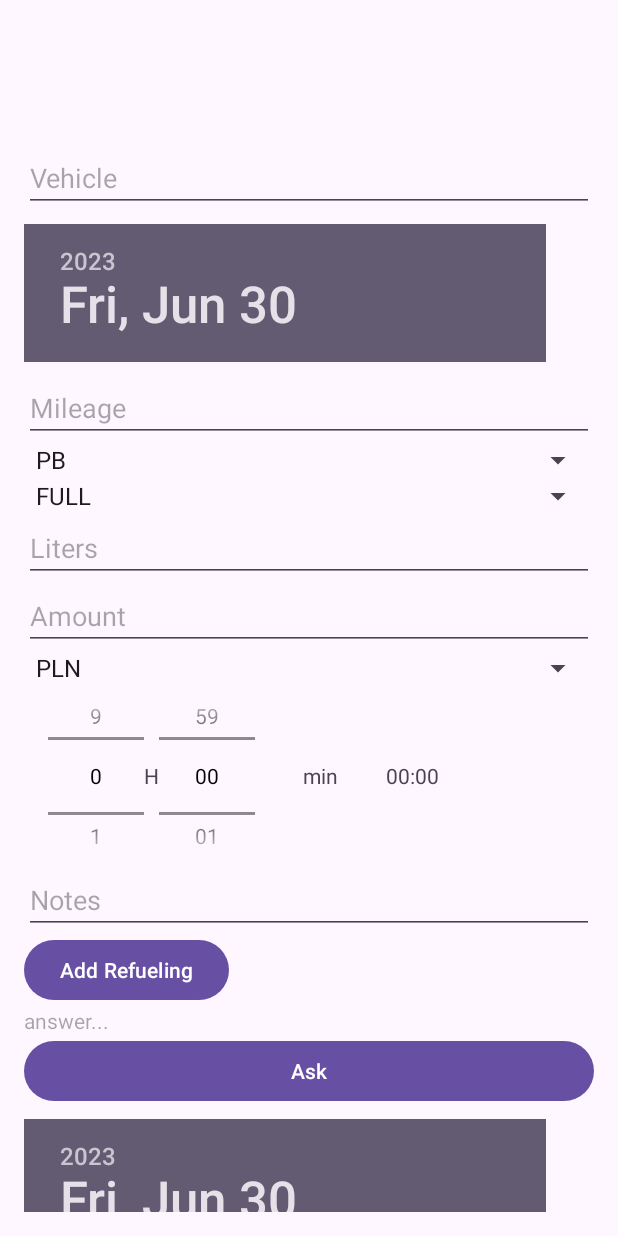
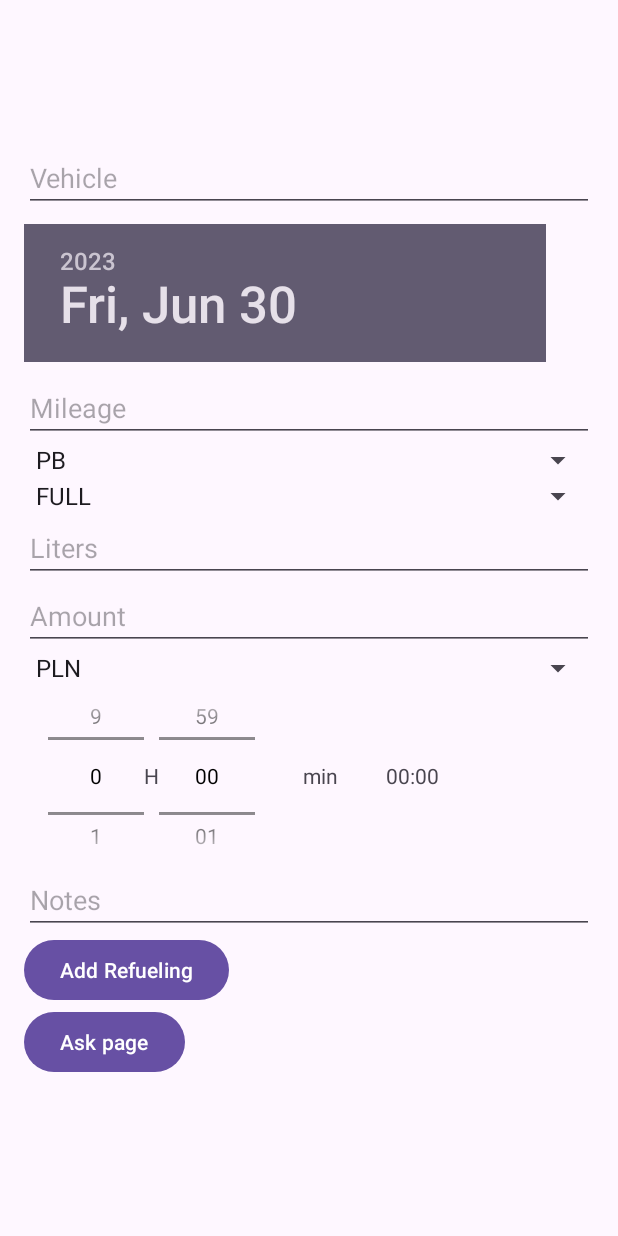
Before and after one commit to darekli/AS_FlexiFuel_Firebase_2023, an Android app: the screen it shows after launch (MainActivity), on a phone screen of 412 x 824 dp. Run offline under Robolectric (Android 15) with nearby library versions, the phone set to English and light mode, and no system bars; our stand-ins replace Firebase (no records; nobody signed in at launch, a user with empty details on screens opened directly).

Commit message:
Ask class and first question to database works.

```diff
--- a/app/src/main/AndroidManifest.xml
+++ b/app/src/main/AndroidManifest.xml
@@ -15,6 +15,9 @@
         android:theme="@style/Theme.AS_FlexiFuel_Firebase_2023"
         tools:targetApi="31">
         <activity
+            android:name=".adapter.Ask"
+            android:exported="false" />
+        <activity
             android:name=".MainActivity"
             android:exported="true">
             <intent-filter>
--- a/app/src/main/java/com/example/as_flexifuel_firebase_2023/MainActivity.java
+++ b/app/src/main/java/com/example/as_flexifuel_firebase_2023/MainActivity.java
@@ -2,13 +2,13 @@ package com.example.as_flexifuel_firebase_2023;
 
 import android.app.AlertDialog;
 import android.content.DialogInterface;
+import android.content.Intent;
 import android.os.Bundle;
 import android.text.InputFilter;
 import android.text.Spanned;
 import android.util.Log;
 import android.view.LayoutInflater;
 import android.view.View;
-import android.widget.AdapterView;
 import android.widget.ArrayAdapter;
 import android.widget.Button;
 import android.widget.DatePicker;
@@ -23,6 +23,7 @@ import androidx.appcompat.app.AppCompatActivity;
 import androidx.recyclerview.widget.LinearLayoutManager;
 import androidx.recyclerview.widget.RecyclerView;
 
+import com.example.as_flexifuel_firebase_2023.adapter.Ask;
 import com.google.android.gms.tasks.OnFailureListener;
 import com.google.android.gms.tasks.OnSuccessListener;
 import com.google.firebase.database.DataSnapshot;
@@ -38,29 +39,29 @@ import java.util.List;
 
 public class MainActivity extends AppCompatActivity {
 
-    private EditText vehicleEditText;
-    private DatePicker dateDatePicker;
-    private EditText mileageEditText;
+    public EditText vehicleEditText;
+    public DatePicker dateDatePicker;
+    public EditText mileageEditText;
 
-    private Spinner fuelTypeSpinner;
-    private Spinner fuelFPSpinner;
-    private EditText litersEditText;
-    private EditText amountEditText;
-    private Spinner currencySpinner;
-    private TextView timeWornTextView;
-    private EditText notesEditText;
+    public Spinner fuelTypeSpinner;
+    public Spinner fuelFPSpinner;
+    public EditText litersEditText;
+    public EditText amountEditText;
+    public Spinner currencySpinner;
+    public TextView timeWornTextView;
+    public EditText notesEditText;
 
-    private Button addButton;
+    public Button addButton;
 
-    private DatabaseReference refuelingsRef;
+    public DatabaseReference refuelingsRef;
     private List<Refueling> refuelingsList;
     private RefuelingAdapter refuelingAdapter;
 
-    private TextView tv_answer_01;
-    private Button buttonAsk;
-    private DatabaseReference databaseRef;
+//    private TextView tv_answer_01;
+   private Button buttonAsk, buttonAskPage;
+//    private DatabaseReference databaseRef;
 
-    private NumberPicker np_number_hours, np_number_minutes;
+    public NumberPicker np_number_hours, np_number_minutes;
 
     @Override
     protected void onCreate(Bundle savedInstanceState) {
@@ -68,35 +69,17 @@ public class MainActivity extends AppCompatActivity {
         setContentView(R.layout.activity_main);
 
 
-        tv_answer_01 = findViewById(R.id.tv_answer_01);
-        buttonAsk = findViewById(R.id.button_ask);
-        buttonAsk.setOnClickListener(new View.OnClickListener() {
+        /**
+         * PAGE ASK
+         */
+        buttonAskPage
+                = findViewById(R.id.button_ask_page);
+
+        buttonAskPage.setOnClickListener(new View.OnClickListener() {
             @Override
             public void onClick(View v) {
-                databaseRef = FirebaseDatabase.getInstance().getReference("refuelings");
-
-                Query query = databaseRef.orderByChild("date").equalTo("29/6/2023").limitToFirst(1);
-                query.addListenerForSingleValueEvent(new ValueEventListener() {
-                    @Override
-                    public void onDataChange(DataSnapshot dataSnapshot) {
-                        if (dataSnapshot.exists()) {
-                            for (DataSnapshot snapshot : dataSnapshot.getChildren()) {
-                                String kilometers = snapshot.child("mileage").getValue(String.class);
-                                tv_answer_01.setText(kilometers);
-                                break;  // Only retrieve the first result
-                            }
-                        } else {
-                            tv_answer_01.setText("No data found for the given date");
-                        }
-                    }
-
-                    @Override
-                    public void onCancelled(DatabaseError databaseError) {
-                        Log.e("Firebase", "Query canceled with error: " + databaseError.getMessage());
-                    }
-                });
+                startActivity(new Intent(MainActivity.this, Ask.class));
             }
-
         });
 
 
@@ -161,17 +144,17 @@ public class MainActivity extends AppCompatActivity {
         int minutes = np_number_minutes.getValue();
         int totalMinutes = hours * 60 + minutes;
         timeWornTextView = findViewById(R.id.timeWornTextView);
-       // timeWornTextView.setText(totalMinutes);
+        // timeWornTextView.setText(totalMinutes);
         np_number_hours.setOnValueChangedListener(new NumberPicker.OnValueChangeListener() {
             @Override
             public void onValueChange(NumberPicker picker, int oldVal, int newVal) {
-                updateTextView();
+                updateTimeWorn();
             }
         });
         np_number_minutes.setOnValueChangedListener(new NumberPicker.OnValueChangeListener() {
             @Override
             public void onValueChange(NumberPicker picker, int oldVal, int newVal) {
-                updateTextView();
+                updateTimeWorn();
             }
         });
 
@@ -555,40 +538,9 @@ public class MainActivity extends AppCompatActivity {
         builder.create().show();
     }
 
-    /**
-     * RETRIVING DATA
-     *
-     * @param targetDate
-     */
-    private void getLowestMileageByDate(String targetDate) {
-        Query query = databaseRef.orderByChild("date").equalTo(targetDate).limitToFirst(1);
 
-        query.addListenerForSingleValueEvent(new ValueEventListener() {
-            @Override
-            public void onDataChange(@NonNull DataSnapshot dataSnapshot) {
-                if (dataSnapshot.exists()) {
-                    // Otrzymano element dla określonej daty
-                    DataSnapshot firstSnapshot = dataSnapshot.getChildren().iterator().next();
-                    Refueling refueling = firstSnapshot.getValue(Refueling.class);
 
-                    // Pobierz najniższy przebieg dla określonej daty
-                    String lowestMileage = refueling.getMileage();
-                    //tv_answer_01.setText(lowestMileage + " lower mileage");
-                    //  tv_answer_01.setText("hjhgjhghjgjgh");
-                    // Wykonaj działania na najniższym przebiegu
-                    // ...
-                } else {
-                    // Brak danych w bazie danych dla określonej daty
-                }
-            }
-
-            @Override
-            public void onCancelled(@NonNull DatabaseError databaseError) {
-                // Obsłuż błąd
-            }
-        });
-    }
-    private void updateTextView() {
+    private void updateTimeWorn() {
         int hours = np_number_hours.getValue();
         int minutes = np_number_minutes.getValue();
 
--- a/app/src/main/res/layout/activity_main.xml
+++ b/app/src/main/res/layout/activity_main.xml
@@ -165,19 +165,13 @@
         android:layout_width="wrap_content"
         android:layout_height="wrap_content"
         android:text="Add Refueling" />
+    <Button
+        android:id="@+id/button_ask_page"
+        android:layout_width="wrap_content"
+        android:layout_height="wrap_content"
+        android:text="Ask page" />
 
-    <TextView
-        android:id="@+id/tv_answer_01"
-        android:layout_width="match_parent"
-        android:layout_height="wrap_content"
-        android:hint="answer..."
-        android:textSize="14dp" />
 
-    <Button
-        android:id="@+id/button_ask"
-        android:layout_width="match_parent"
-        android:layout_height="wrap_content"
-        android:text="Ask" />
 
     <ScrollView
         android:id="@+id/scrollView3c"
@@ -189,20 +183,7 @@
         app:layout_constraintStart_toStartOf="parent"
         app:layout_constraintTop_toTopOf="parent">
 
-        <androidx.appcompat.widget.LinearLayoutCompat
-            android:layout_width="wrap_content"
-            android:layout_height="wrap_content">
+        </ScrollView>
 
-            <include
-                android:id="@+id/top"
-                layout="@layout/ask_data"
-                android:layout_width="match_parent"
-                android:layout_height="match_parent"
-                app:layout_constraintBottom_toBottomOf="parent"
-                app:layout_constraintEnd_toEndOf="parent"
-                app:layout_constraintStart_toStartOf="parent"
-                app:layout_constraintTop_toTopOf="parent" />
 
-        </androidx.appcompat.widget.LinearLayoutCompat>
-    </ScrollView>
 </LinearLayout>
```
Also changed, not shown: app/src/main/java/com/example/as_flexifuel_firebase_2023/Ask.java (deleted, +0 -92 lines), app/src/main/java/com/example/as_flexifuel_firebase_2023/adapter/Ask.java (added, +172 -0 lines), app/src/main/res/layout/ask_data.xml (+11 -0 lines).
